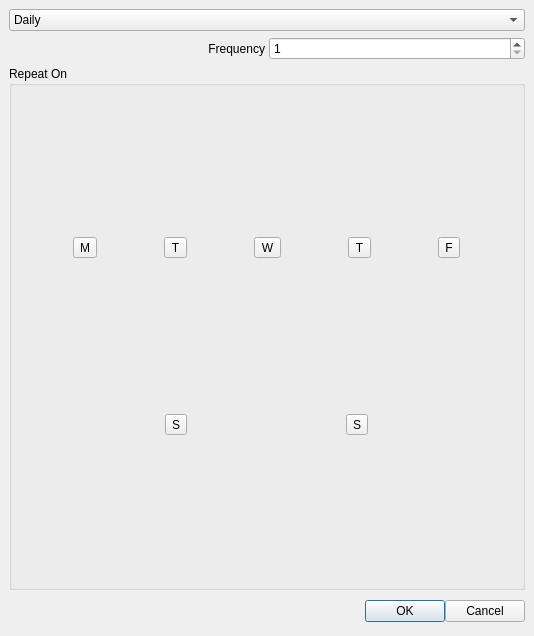
Above: src/applications/datebook/repeatentry.ui from openmoko/qtopia before the change. Below: the same form after it.
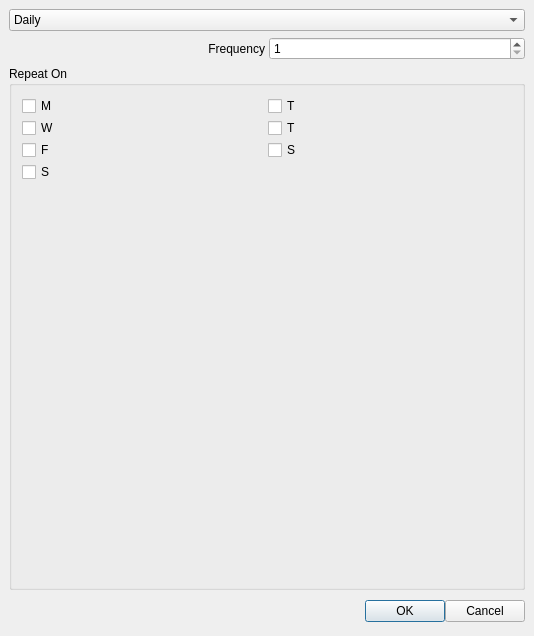
That is the form after the change.

Patch:
```diff
--- a/src/applications/datebook/repeatentry.ui
+++ b/src/applications/datebook/repeatentry.ui
@@ -91,101 +91,83 @@
          </property>
          <layout class="QVBoxLayout" >
           <property name="margin" >
-           <number>0</number>
-          </property>
-          <property name="spacing" >
            <number>5</number>
           </property>
+          <property name="spacing" >
+           <number>2</number>
+          </property>
           <item>
-           <layout class="QHBoxLayout" >
+           <layout class="QGridLayout" >
             <property name="margin" >
-             <number>0</number>
+             <number>5</number>
             </property>
             <property name="spacing" >
-             <number>6</number>
+             <number>2</number>
             </property>
-            <item>
-             <widget class="QToolButton" name="weekDay1Toggle" >
+            <item row="0" column="0" >
+             <widget class="QCheckBox" name="weekDay1Toggle" >
               <property name="text" >
                <string comment="One letter for Monday" >M</string>
               </property>
-              <property name="checkable" >
-               <bool>true</bool>
-              </property>
              </widget>
             </item>
-            <item>
-             <widget class="QToolButton" name="weekDay2Toggle" >
+            <item row="0" column="1" >
+             <widget class="QCheckBox" name="weekDay2Toggle" >
               <property name="text" >
                <string comment="One letter for Tuesday" >T</string>
               </property>
-              <property name="checkable" >
-               <bool>true</bool>
-              </property>
              </widget>
             </item>
-            <item>
-             <widget class="QToolButton" name="weekDay3Toggle" >
+            <item row="1" column="0" >
+             <widget class="QCheckBox" name="weekDay3Toggle" >
               <property name="text" >
                <string comment="One letter for Wednesday" >W</string>
               </property>
-              <property name="checkable" >
-               <bool>true</bool>
-              </property>
              </widget>
             </item>
-            <item>
-             <widget class="QToolButton" name="weekDay4Toggle" >
+            <item row="1" column="1" >
+             <widget class="QCheckBox" name="weekDay4Toggle" >
               <property name="text" >
                <string comment="One letter for Thursday" >T</string>
               </property>
-              <property name="checkable" >
-               <bool>true</bool>
-              </property>
              </widget>
             </item>
-            <item>
-             <widget class="QToolButton" name="weekDay5Toggle" >
+            <item row="2" column="0" >
+             <widget class="QCheckBox" name="weekDay5Toggle" >
               <property name="text" >
                <string comment="One letter for Friday" >F</string>
               </property>
-              <property name="checkable" >
-               <bool>true</bool>
-              </property>
              </widget>
             </item>
-           </layout>
-          </item>
-          <item>
-           <layout class="QHBoxLayout" >
-            <property name="margin" >
-             <number>0</number>
-            </property>
-            <property name="spacing" >
-             <number>6</number>
-            </property>
-            <item>
-             <widget class="QToolButton" name="weekDay6Toggle" >
+            <item row="2" column="1" >
+             <widget class="QCheckBox" name="weekDay6Toggle" >
               <property name="text" >
                <string comment="One letter for Saturday" >S</string>
               </property>
-              <property name="checkable" >
-               <bool>true</bool>
-              </property>
              </widget>
             </item>
-            <item>
-             <widget class="QToolButton" name="weekDay7Toggle" >
+            <item row="3" column="0" >
+             <widget class="QCheckBox" name="weekDay7Toggle" >
               <property name="text" >
                <string comment="One letter for Sunday" >S</string>
               </property>
-              <property name="checkable" >
-               <bool>true</bool>
-              </property>
              </widget>
             </item>
            </layout>
           </item>
+          <item>
+           <spacer>
+            <property name="orientation" >
+             <enum>Qt::Vertical</enum>
+            </property>
+            <property name="sizeHint" >
+             <size>
+              <width>20</width>
+              <height>40</height>
+             </size>
+            </property>
+           </spacer>
+          </item>
          </layout>
         </widget>
        </item>
```
